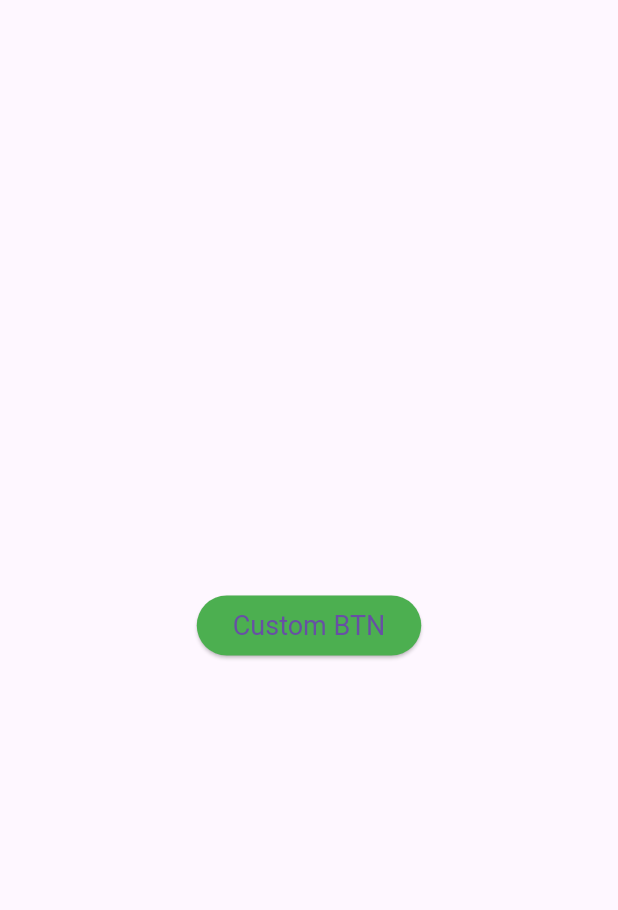
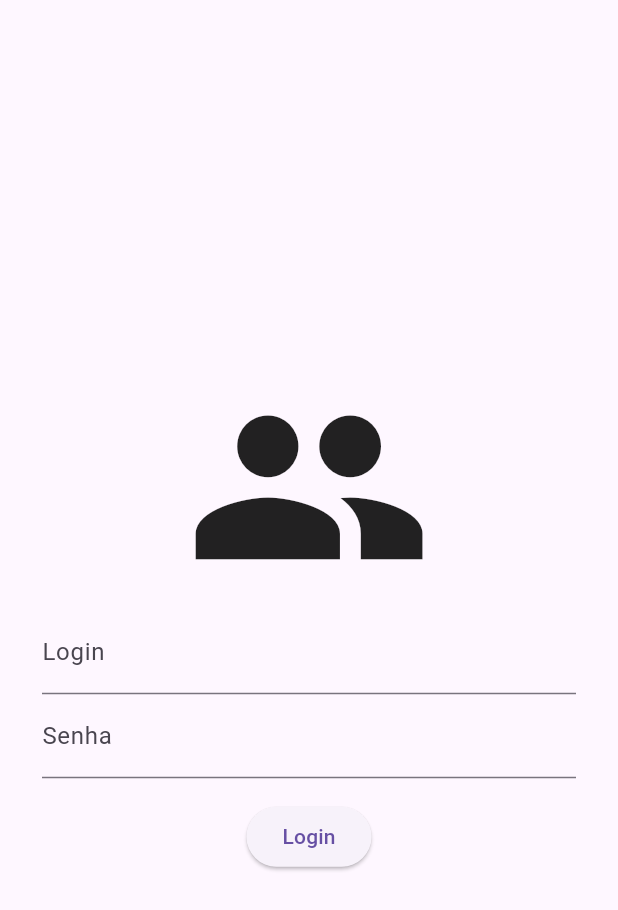
Before and after one commit to SANTOSTAVARES/curso_flutter, a Flutter app: the screen it shows after launch, on a phone screen of 412 x 824 dp. Shown: the top 910 px of the screen. Run offline on Flutter 3.47's test engine with Material 3 defaults, Android fonts, the phone set to English and light mode, and no system bars.

Commit message:
Projeto: Splash Screen e Login Page

```diff
--- a/lib/main.dart
+++ b/lib/main.dart
@@ -1,5 +1,6 @@
+import 'package:exemplo/pages/login_page.dart';
+import 'package:exemplo/pages/splash_page.dart';
 import 'package:flutter/material.dart';
-import 'package:exemplo/views/one_page.dart';
 
 void main() {
   runApp(const MyApp());
@@ -11,13 +12,14 @@ class MyApp extends StatelessWidget {
   @override
   Widget build(BuildContext context) {
     return MaterialApp(
-      debugShowCheckedModeBanner: false,
+      title: 'Flutter Demo',
       theme: ThemeData(
-        primaryColor: Colors.green,
+        primarySwatch: Colors.green,
       ),
-      initialRoute: '/',
+      initialRoute: '/splash',
       routes: {
-        '/': (_) => const OnePage(),
+        '/splash': (_) => const SplashPage(),
+        '/login': (_) => const LoginPage(),
       },
     );
   }
--- a/lib/models/posts_models.dart
+++ /dev/null
@@ -1,17 +0,0 @@
-class Post {
-  final int userId;
-  final int id;
-  final String title;
-  final String body;
-
-  Post(this.userId, this.id, this.title, this.body);
-
-  factory Post.fromJson(Map json) {
-    return Post(json['userId'], json['id'], json['title'], json['body']);
-  }
-
-  @override
-  String toString() {
-    return 'id: $id';
-  }
-}
--- /dev/null
+++ b/lib/pages/login_page.dart
@@ -0,0 +1,38 @@
+
+import 'package:flutter/material.dart';
+
+class LoginPage extends StatelessWidget{
+  const LoginPage({ Key? key }) : super(key: key);
+
+  @override
+  Widget build(BuildContext context) {
+    return Scaffold(
+      body: Container(
+        padding: EdgeInsets.all(28),
+        child: Column(
+          crossAxisAlignment: CrossAxisAlignment.center,
+          mainAxisAlignment: MainAxisAlignment.center,
+          children: [
+            Icon(Icons.people, size: MediaQuery.of(context).size.height * 0.2),
+            TextField(
+              decoration: InputDecoration(
+                label: Text('Login'),
+              ),
+            ),
+            TextField(
+              decoration: InputDecoration(
+                label: Text('Senha'),
+              ),
+              obscureText: true,
+            ),
+            SizedBox(height: 15),
+            ElevatedButton(
+              onPressed: () {},
+              child: Text('Login'),
+              )
+          ],
+        ),
+      ),
+    );
+  }
+}
--- a/lib/views/one_page.dart
+++ /dev/null
@@ -1,49 +0,0 @@
-import 'package:exemplo/controllers/posts_controller.dart';
-import 'package:exemplo/widgets/custom_button_widget.dart';
-import 'package:flutter/material.dart';
-
-class OnePage extends StatefulWidget {
-  const OnePage({Key? key}) : super(key: key);
-
-  @override
-  State<OnePage> createState() => _OnePageState();
-}
-
-class _OnePageState extends State<OnePage> {
-  final PostsController _controller = PostsController();
-
-  @override
-  Widget build(BuildContext context) {
-    return Scaffold(
-      body: Center(
-        child: SingleChildScrollView(
-          child: Column(
-            mainAxisAlignment: MainAxisAlignment.center,
-            children: [
-              AnimatedBuilder(
-                animation: Listenable.merge([_controller.posts, _controller.inLoader]),
-                builder: (_, __) => _controller.inLoader.value
-                ? CircularProgressIndicator()
-                : ListView.builder(
-                  physics: NeverScrollableScrollPhysics(),
-                  shrinkWrap: true,
-                  itemCount: _controller.posts.value.length,
-                  itemBuilder: (_, idx) => ListTile(
-                    title: Text(_controller.posts.value[idx].title),
-                  ),
-                ),
-              ), // Text
-              SizedBox(height: 10),
-              CustomButtonWidget(
-                disable: false,
-                onPressed: () => _controller.callAPI(),
-                title: 'Custom BTN',
-                titleSize: 18,
-              ),
-            ],
-          ),
-        ),
-      ),
-    );
-  }
-}
--- a/lib/widgets/custom_button_widget.dart
+++ /dev/null
@@ -1,41 +0,0 @@
-import 'package:flutter/material.dart';
-import 'package:flutter/widgets.dart';
-
-class CustomButtonWidget extends StatelessWidget {
-  final VoidCallback onPressed;
-  final String title;
-  final double? titleSize;
-  final bool disable;
-  const CustomButtonWidget({
-    Key? key,
-    required this.onPressed,
-    required this.title,
-    this.disable = false,
-    this.titleSize,
-  }) : super(key: key);
-
-  @override
-  Widget build(BuildContext context) {
-    return ElevatedButton(
-      onPressed: onPressed,
-      child: Text(title),
-      style: ButtonStyle(
-        backgroundColor: MaterialStateProperty.resolveWith<Color>((states) {
-          if (states.contains(MaterialState.disabled)) return Colors.red;
-          if (states.contains(MaterialState.pressed)) return Colors.blue;
-          return Colors.green;
-        }),
-        shape: MaterialStateProperty.all(
-          RoundedRectangleBorder(borderRadius: BorderRadius.circular(30)),
-        ),
-        textStyle: MaterialStateProperty.resolveWith((states) {
-          if (states.contains(MaterialState.pressed))
-            return TextStyle(
-              fontSize: titleSize != null ? titleSize! * 2 : 28,
-            ); // TextStyle
-          return TextStyle(fontSize: titleSize);
-        }),
-      ), // ButtonStyle
-    ); // ElevatedButton
-  }
-}
--- a/pubspec.yaml
+++ b/pubspec.yaml
@@ -30,7 +30,6 @@ environment:
 dependencies:
   flutter:
     sdk: flutter
-  http: ^1.5.0
 
   # The following adds the Cupertino Icons font to your application.
   # Use with the CupertinoIcons class for iOS style icons.
```
Also changed, not shown: lib/controllers/posts_controller.dart (deleted, +0 -27 lines), lib/pages/splash_page.dart (added, +30 -0 lines), pubspec.lock.
